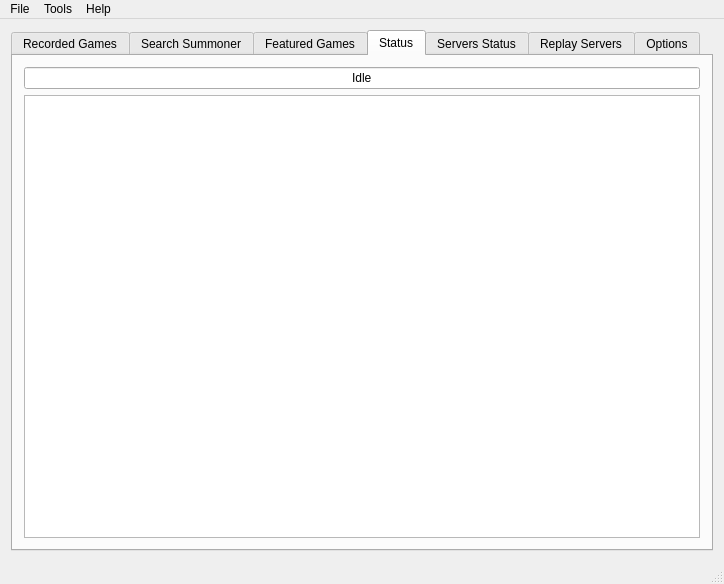
Qt form src/mainwindow.ui (Aztorius/legendsreplay) before a commit.
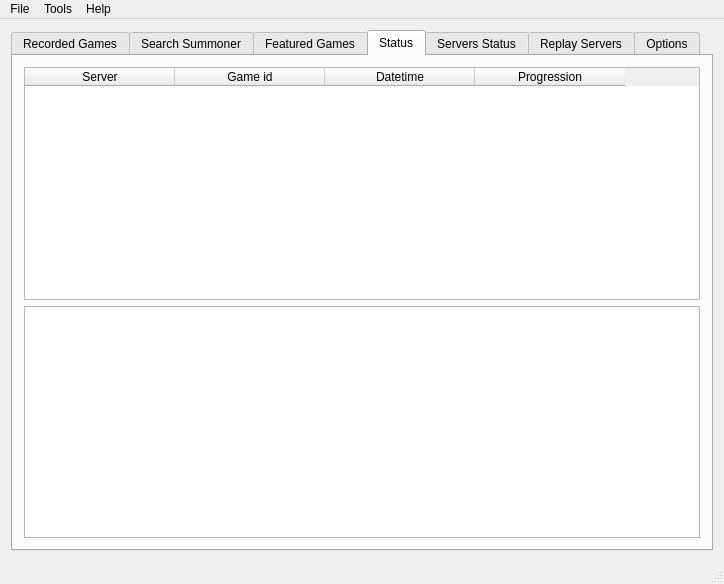
The same form after that commit. The open tabs and pages were chosen to show the change. Icons and pictures are not drawn.

Commit message: 1.3.2 -> 1.4.0 Removed: lineEdit Status Added: listWidget of recording games

```diff
--- a/src/mainwindow.ui
+++ b/src/mainwindow.ui
@@ -674,19 +674,6 @@
         <string>Status</string>
        </attribute>
        <layout class="QGridLayout" name="gridLayout_7">
-        <item row="0" column="0">
-         <widget class="QLineEdit" name="lineEdit_status">
-          <property name="text">
-           <string>Idle</string>
-          </property>
-          <property name="alignment">
-           <set>Qt::AlignCenter</set>
-          </property>
-          <property name="readOnly">
-           <bool>true</bool>
-          </property>
-         </widget>
-        </item>
         <item row="1" column="0">
          <widget class="QTextBrowser" name="textBrowser">
           <property name="lineWrapMode">
@@ -706,6 +693,48 @@
           </property>
          </widget>
         </item>
+        <item row="0" column="0">
+         <widget class="QTableWidget" name="tableWidget_recordingGames">
+          <property name="editTriggers">
+           <set>QAbstractItemView::NoEditTriggers</set>
+          </property>
+          <property name="selectionBehavior">
+           <enum>QAbstractItemView::SelectRows</enum>
+          </property>
+          <attribute name="horizontalHeaderDefaultSectionSize">
+           <number>150</number>
+          </attribute>
+          <attribute name="verticalHeaderVisible">
+           <bool>false</bool>
+          </attribute>
+          <attribute name="verticalHeaderDefaultSectionSize">
+           <number>20</number>
+          </attribute>
+          <attribute name="verticalHeaderMinimumSectionSize">
+           <number>20</number>
+          </attribute>
+          <column>
+           <property name="text">
+            <string>Server</string>
+           </property>
+          </column>
+          <column>
+           <property name="text">
+            <string>Game id</string>
+           </property>
+          </column>
+          <column>
+           <property name="text">
+            <string>Datetime</string>
+           </property>
+          </column>
+          <column>
+           <property name="text">
+            <string>Progression</string>
+           </property>
+          </column>
+         </widget>
+        </item>
        </layout>
       </widget>
       <widget class="QWidget" name="tab">
```
Left out of the diff: 21 changed lines with no effect on the pictures. The commit also changes 2 other files.
